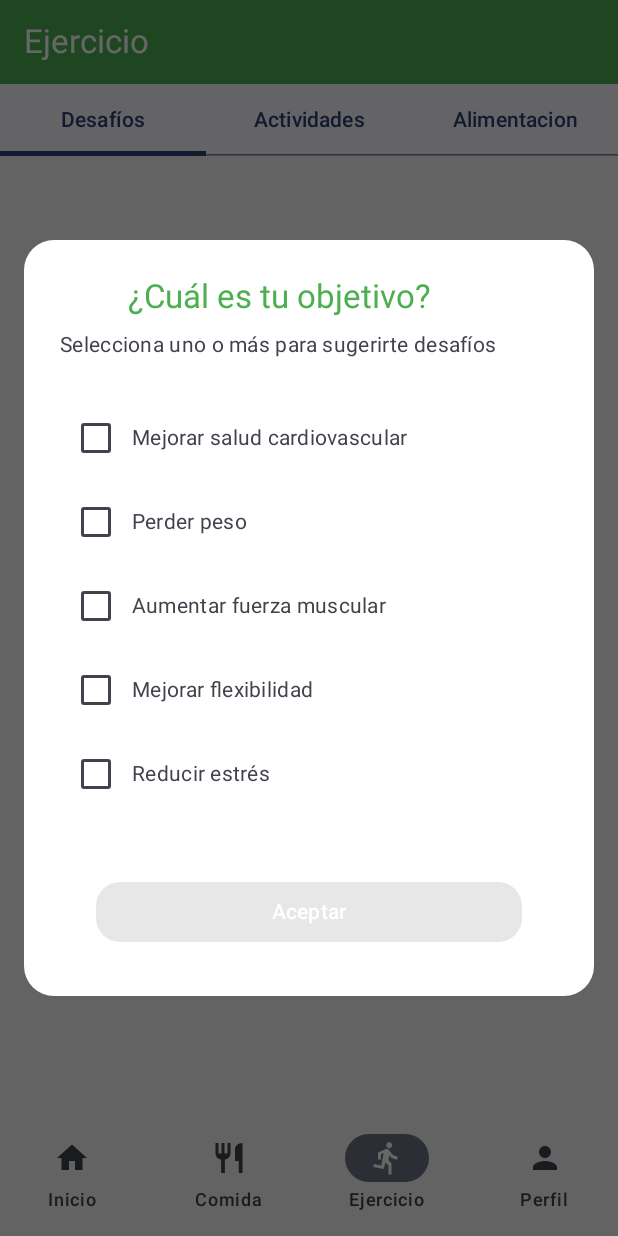
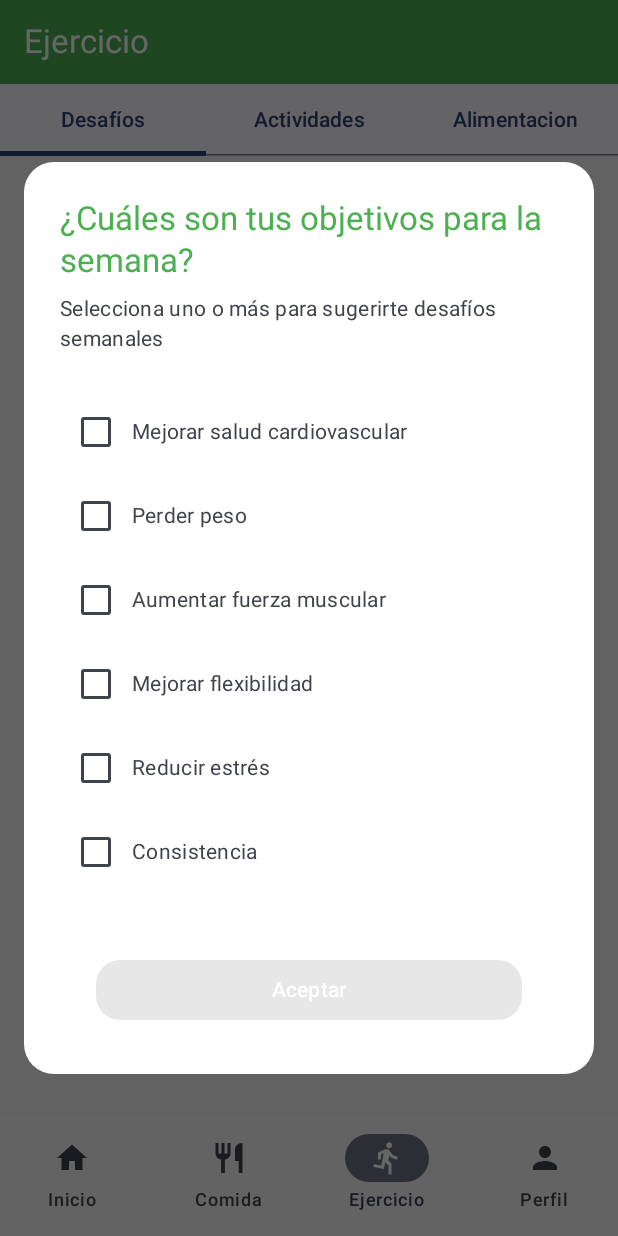
Before and after one commit to chileanpete/PROYECTO-Android, an Android app built with Jetpack Compose: the MainScaffold screen opened through its navigation route, item 3 of the bottom bar chosen, on a phone screen of 412 x 824 dp. Run offline under Robolectric (Android 15) with nearby library versions, the phone set to English and light mode, and no system bars; our stand-ins replace Room's generated code.

Commit message:
Desafios funcional.

```diff
--- /dev/null
+++ b/app/src/main/java/com/example/proyecto_droid/data/local/DesafioPreferences.kt
@@ -0,0 +1,58 @@
+package com.example.proyecto_droid.data.local
+
+import android.content.Context
+import androidx.datastore.preferences.core.Preferences
+import androidx.datastore.preferences.core.edit
+import androidx.datastore.preferences.core.stringPreferencesKey
+import androidx.datastore.preferences.preferencesDataStore
+import kotlinx.coroutines.flow.Flow
+import kotlinx.coroutines.flow.map
+import java.time.LocalDate
+import java.time.temporal.WeekFields
+import java.util.Locale
+
+val Context.desafioDataStore by preferencesDataStore(name = "desafio_prefs")
+
+object DesafioPreferences {
+    private fun weekKey(userId: Int): Preferences.Key<String> = stringPreferencesKey("objetivos_semana_usuario_${userId}")
+    private fun weekDateKey(userId: Int): Preferences.Key<String> = stringPreferencesKey("fecha_semana_usuario_${userId}")
+    private fun dayKey(userId: Int): Preferences.Key<String> = stringPreferencesKey("objetivos_dia_usuario_${userId}")
+    private fun dayDateKey(userId: Int): Preferences.Key<String> = stringPreferencesKey("fecha_dia_usuario_${userId}")
+
+    suspend fun saveWeeklyObjectives(context: Context, userId: Int, objetivos: List<String>, fechaSemana: String) {
+        context.desafioDataStore.edit { prefs ->
+            prefs[weekKey(userId)] = objetivos.joinToString("|||")
+            prefs[weekDateKey(userId)] = fechaSemana
+        }
+    }
+
+    suspend fun saveDailyObjectives(context: Context, userId: Int, objetivos: List<String>, fechaDia: String) {
+        context.desafioDataStore.edit { prefs ->
+            prefs[dayKey(userId)] = objetivos.joinToString("|||")
+            prefs[dayDateKey(userId)] = fechaDia
+        }
+    }
+
+    fun getWeeklyObjectives(context: Context, userId: Int): Flow<Pair<List<String>?, String?>> =
+        context.desafioDataStore.data.map { prefs ->
+            val objetivos = prefs[weekKey(userId)]?.split("|||")?.filter { it.isNotBlank() }
+            val fecha = prefs[weekDateKey(userId)]
+            Pair(objetivos, fecha)
+        }
+
+    fun getDailyObjectives(context: Context, userId: Int): Flow<Pair<List<String>?, String?>> =
+        context.desafioDataStore.data.map { prefs ->
+            val objetivos = prefs[dayKey(userId)]?.split("|||")?.filter { it.isNotBlank() }
+            val fecha = prefs[dayDateKey(userId)]
+            Pair(objetivos, fecha)
+        }
+
+    fun getCurrentWeekStart(): String {
+        val today = LocalDate.now()
+        val weekFields = WeekFields.of(Locale.getDefault())
+        val startOfWeek = today.with(weekFields.dayOfWeek(), 1)
+        return startOfWeek.toString()
+    }
+
+    fun getCurrentDay(): String = LocalDate.now().toString()
+}
--- a/app/src/main/java/com/example/proyecto_droid/ui/screens/desafios/DesafiosScreen.kt
+++ b/app/src/main/java/com/example/proyecto_droid/ui/screens/desafios/DesafiosScreen.kt
@@ -1,5 +1,6 @@
 package com.example.proyecto_droid.ui.screens.desafios
 
+import android.app.Application
 import androidx.compose.foundation.background
 import androidx.compose.foundation.clickable
 import androidx.compose.foundation.layout.*
@@ -11,43 +12,106 @@ import androidx.compose.runtime.*
 import androidx.compose.ui.Alignment
 import androidx.compose.ui.Modifier
 import androidx.compose.ui.graphics.Color
+import androidx.compose.ui.platform.LocalContext
 import androidx.compose.ui.unit.dp
 import androidx.lifecycle.viewmodel.compose.viewModel
+import com.example.proyecto_droid.data.local.DesafioPreferences
 import com.example.proyecto_droid.data.model.TipoDesafio
 import com.example.proyecto_droid.ui.screens.desafios.components.DesafioCard
 import com.example.proyecto_droid.ui.viewmodel.DesafiosViewModel
+import kotlinx.coroutines.launch
 
 @Composable
-fun DesafiosScreenTab(viewModel: DesafiosViewModel = viewModel()) {
-    val mostrarDialogo = remember { mutableStateOf(true) }
-    val seleccionados = remember { mutableStateListOf<String>() }
+fun DesafiosScreenTab(
+    viewModel: DesafiosViewModel = viewModel(),
+    idUsuario: Int = 1 // TODO: Reemplaza esto por el id_usuario real del usuario logueado
+) {
+    val context = LocalContext.current
+    val scope = rememberCoroutineScope()
 
-    val desafios by viewModel.desafios.collectAsState()
-    val isLoading by viewModel.isLoading.collectAsState()
-    val errorMsg by viewModel.error.collectAsState()
+    LaunchedEffect(Unit) {
+        viewModel.cargarDesafios()
+    }
 
+    // Objetivos disponibles
     val objetivosDisponibles = listOf(
         "Mejorar salud cardiovascular",
         "Perder peso",
         "Aumentar fuerza muscular",
         "Mejorar flexibilidad",
-        "Reducir estrés"
+        "Reducir estrés",
+        "Consistencia"
     )
 
-    LaunchedEffect(mostrarDialogo.value) {
-        if (!mostrarDialogo.value) {
-            viewModel.cargarDesafios()
+    // Estado de objetivos semanales y diarios
+    var objetivosSemana by remember { mutableStateOf<List<String>?>(null) }
+    var fechaSemana by remember { mutableStateOf<String?>(null) }
+    var objetivosDia by remember { mutableStateOf<List<String>?>(null) }
+    var fechaDia by remember { mutableStateOf<String?>(null) }
+
+    // Estado para mostrar los diálogos
+    var mostrarDialogoSemana by remember { mutableStateOf(false) }
+    var mostrarDialogoDia by remember { mutableStateOf(false) }
+    val semanaActual = DesafioPreferences.getCurrentWeekStart()
+    val diaActual = DesafioPreferences.getCurrentDay()
+
+    // Cargar objetivos guardados
+    LaunchedEffect(idUsuario) {
+        DesafioPreferences.getWeeklyObjectives(context, idUsuario).collect { (objs, fecha) ->
+            objetivosSemana = objs
+            fechaSemana = fecha
+            if (fecha != semanaActual) mostrarDialogoSemana = true
+        }
+    }
+    LaunchedEffect(idUsuario) {
+        DesafioPreferences.getDailyObjectives(context, idUsuario).collect { (objs, fecha) ->
+            objetivosDia = objs
+            fechaDia = fecha
+            if (fecha != diaActual) mostrarDialogoDia = true
         }
     }
 
-    val desafiosFiltrados = desafios.filter { desafio ->
-        desafio.objetivosRelacionados.any { it in seleccionados }
+    // Guardar objetivos semanales
+    fun guardarObjetivosSemana(seleccionados: List<String>) {
+        scope.launch {
+            DesafioPreferences.saveWeeklyObjectives(context, idUsuario, seleccionados, semanaActual)
+            objetivosSemana = seleccionados
+            fechaSemana = semanaActual
+            mostrarDialogoSemana = false
+        }
+    }
+    // Guardar objetivos diarios
+    fun guardarObjetivosDia(seleccionados: List<String>) {
+        scope.launch {
+            DesafioPreferences.saveDailyObjectives(context, idUsuario, seleccionados, diaActual)
+            objetivosDia = seleccionados
+            fechaDia = diaActual
+            mostrarDialogoDia = false
+        }
     }
 
-    val desafiosDiarios = desafiosFiltrados.filter { it.tipo == TipoDesafio.DIARIO }
-    val desafiosSemanales = desafiosFiltrados.filter { it.tipo == TipoDesafio.SEMANAL }
+    // Estado de desafíos
+    val desafios by viewModel.desafios.collectAsState()
+    val isLoading by viewModel.isLoading.collectAsState()
+    val errorMsg by viewModel.error.collectAsState()
 
-    if (mostrarDialogo.value) {
+    // Filtrado de desafíos (insensible a mayúsculas/minúsculas y espacios)
+    fun normalizar(str: String) = str.trim().lowercase()
+    val objetivosSemanaNorm = objetivosSemana?.map { normalizar(it) } ?: emptyList()
+    val objetivosDiaNorm = objetivosDia?.map { normalizar(it) } ?: emptyList()
+
+    val desafiosSemanales = desafios.filter {
+        it.tipo == TipoDesafio.SEMANAL &&
+        it.objetivosRelacionados.map { normalizar(it) }.any { obj -> obj in objetivosSemanaNorm }
+    }
+    val desafiosDiarios = desafios.filter {
+        it.tipo == TipoDesafio.DIARIO &&
+        it.objetivosRelacionados.map { normalizar(it) }.any { obj -> obj in objetivosDiaNorm }
+    }
+
+    // Diálogo de objetivos semanales
+    if (mostrarDialogoSemana) {
+        val seleccionados = remember { mutableStateListOf<String>() }
         AlertDialog(
             onDismissRequest = {},
             modifier = Modifier.padding(16.dp),
@@ -57,13 +121,13 @@ fun DesafiosScreenTab(viewModel: DesafiosViewModel = viewModel()) {
             title = {
                 Column(horizontalAlignment = Alignment.CenterHorizontally) {
                     Text(
-                        text = "¿Cuál es tu objetivo?",
+                        text = "¿Cuáles son tus objetivos para la semana?",
                         style = MaterialTheme.typography.titleLarge,
                         color = Color(0xFF4CAF50)
                     )
                     Spacer(modifier = Modifier.height(8.dp))
                     Text(
-                        text = "Selecciona uno o más para sugerirte desafíos",
+                        text = "Selecciona uno o más para sugerirte desafíos semanales",
                         style = MaterialTheme.typography.bodyMedium,
                         color = MaterialTheme.colorScheme.onSurfaceVariant
                     )
@@ -103,7 +167,7 @@ fun DesafiosScreenTab(viewModel: DesafiosViewModel = viewModel()) {
             },
             confirmButton = {
                 Button(
-                    onClick = { if (seleccionados.isNotEmpty()) mostrarDialogo.value = false },
+                    onClick = { if (seleccionados.isNotEmpty()) guardarObjetivosSemana(seleccionados) },
                     enabled = seleccionados.isNotEmpty(),
                     shape = RoundedCornerShape(16.dp),
                     colors = ButtonDefaults.buttonColors(containerColor = Color(0xFF4CAF50)),
@@ -117,7 +181,78 @@ fun DesafiosScreenTab(viewModel: DesafiosViewModel = viewModel()) {
         )
     }
 
-    if (!mostrarDialogo.value) {
+    // Diálogo de objetivos diarios
+    if (mostrarDialogoDia && !mostrarDialogoSemana) {
+        val seleccionados = remember { mutableStateListOf<String>() }
+        AlertDialog(
+            onDismissRequest = {},
+            modifier = Modifier.padding(16.dp),
+            shape = RoundedCornerShape(20.dp),
+            containerColor = Color.White,
+            tonalElevation = 6.dp,
+            title = {
+                Column(horizontalAlignment = Alignment.CenterHorizontally) {
+                    Text(
+                        text = "¿Cuáles son tus objetivos para hoy?",
+                        style = MaterialTheme.typography.titleLarge,
+                        color = Color(0xFF4CAF50)
+                    )
+                    Spacer(modifier = Modifier.height(8.dp))
+                    Text(
+                        text = "Selecciona uno o más para sugerirte desafíos diarios",
+                        style = MaterialTheme.typography.bodyMedium,
+                        color = MaterialTheme.colorScheme.onSurfaceVariant
+                    )
+                }
+            },
+            text = {
+                Column(
+                    modifier = Modifier
+                        .fillMaxWidth()
+                        .padding(vertical = 8.dp)
+                ) {
+                    objetivosDisponibles.forEach { objetivo ->
+                        Row(
+                            verticalAlignment = Alignment.CenterVertically,
+                            modifier = Modifier
+                                .fillMaxWidth()
+                                .padding(vertical = 4.dp)
+                                .clickable {
+                                    if (objetivo in seleccionados) {
+                                        seleccionados.remove(objetivo)
+                                    } else {
+                                        seleccionados.add(objetivo)
+                                    }
+                                }
+                        ) {
+                            Checkbox(
+                                checked = objetivo in seleccionados,
+                                onCheckedChange = {
+                                    if (it) seleccionados.add(objetivo)
+                                    else seleccionados.remove(objetivo)
+                                }
+                            )
+                            Text(objetivo)
+                        }
+                    }
+                }
+            },
+            confirmButton = {
+                Button(
+                    onClick = { if (seleccionados.isNotEmpty()) guardarObjetivosDia(seleccionados) },
+                    enabled = seleccionados.isNotEmpty(),
+                    shape = RoundedCornerShape(16.dp),
+                    colors = ButtonDefaults.buttonColors(containerColor = Color(0xFF4CAF50)),
+                    modifier = Modifier
+                        .fillMaxWidth()
+                        .padding(horizontal = 24.dp, vertical = 8.dp)
+                ) {
+                    Text("Aceptar", color = Color.White)
+                }
+            }
+        )
+    }
+
     Column(
         modifier = Modifier
             .fillMaxSize()
@@ -144,6 +279,19 @@ fun DesafiosScreenTab(viewModel: DesafiosViewModel = viewModel()) {
             )
         } else {
             LazyColumn(modifier = Modifier.weight(1f)) {
+                // Mostrar encabezado y lista de desafíos semanales
+                if (desafiosSemanales.isNotEmpty()) {
+                    item {
+                        Text(
+                            text = "Desafíos Semanales",
+                            style = MaterialTheme.typography.titleLarge.copy(color = Color(0xFF4CAF50)),
+                            modifier = Modifier.padding(vertical = 8.dp)
+                        )
+                    }
+                    items(desafiosSemanales) { desafio ->
+                        DesafioCard(desafio)
+                    }
+                }
                 // Mostrar encabezado y lista de desafíos diarios
                 if (desafiosDiarios.isNotEmpty()) {
                     item {
@@ -157,22 +305,7 @@ fun DesafiosScreenTab(viewModel: DesafiosViewModel = viewModel()) {
                         DesafioCard(desafio)
                     }
                 }
-
-                    // Mostrar encabezado y lista de desafíos semanales
-                    if (desafiosSemanales.isNotEmpty()) {
-                        item {
-                            Text(
-                                text = "Desafíos Semanales",
-                                style = MaterialTheme.typography.titleLarge.copy(color = Color(0xFF4CAF50)),
-                                modifier = Modifier.padding(vertical = 8.dp)
-                            )
-                        }
-                        items(desafiosSemanales) { desafio ->
-                            DesafioCard(desafio)
-                        }
-                    }
-
-                    if (desafiosDiarios.isEmpty() && desafiosSemanales.isEmpty()) {
+                if (desafiosSemanales.isEmpty() && desafiosDiarios.isEmpty()) {
                     item {
                         Text(
                             text = "No hay desafíos para los objetivos seleccionados.",
@@ -185,7 +318,6 @@ fun DesafiosScreenTab(viewModel: DesafiosViewModel = viewModel()) {
         }
     }
 }
-}
 
 @Composable
 fun DesafiosScreen() {
--- a/app/src/main/java/com/example/proyecto_droid/ui/viewmodel/DesafiosViewModel.kt
+++ b/app/src/main/java/com/example/proyecto_droid/ui/viewmodel/DesafiosViewModel.kt
@@ -31,8 +31,8 @@ class DesafiosViewModel : ViewModel() {
                         titulo = it.titulo,
                         descripcion = it.descripcion,
                         tipo = when (it.tipo_desafio.lowercase()) {
-                            "diario" -> TipoDesafio.DIARIO
-                            "semanal" -> TipoDesafio.SEMANAL
+                            "actividad_fisica", "consistencia" -> TipoDesafio.DIARIO
+                            "peso", "nutricion" -> TipoDesafio.SEMANAL
                             else -> TipoDesafio.DIARIO
                         },
                         objetivosRelacionados = it.objetivos_relacionados
```
Lines whose indentation alone changed are shown as unchanged.
